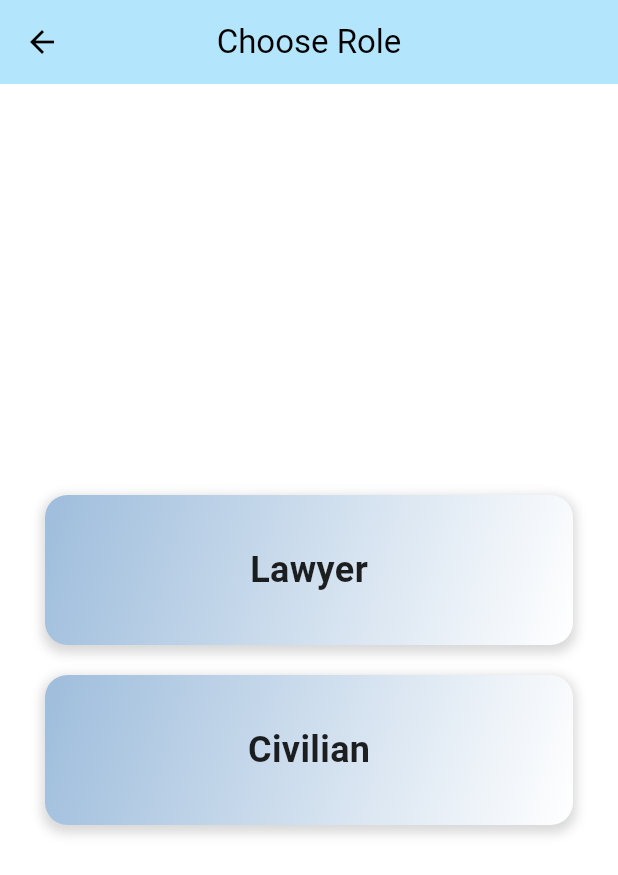
After one commit to malilalilaaa/Veridicta, a Flutter app: the ChooseRoleScreen screen opened directly, on a phone screen of 412 x 824 dp. The commit adds this screen. Shown: the top 875 px of the screen. Run offline on Flutter 3.47's test engine with Material 3 defaults, Android fonts, the phone set to English and light mode, and no system bars; our stand-ins replace calendar_date_picker2, file_picker, flutter_markdown, flutter_rating_stars, geolocator, get and 5 more; missing offline and left inert: agora_uikit, web_socket_client; accounts and stored records are empty; network calls fail.

Commit message:
Add initial screens and video appointment features
- Implement ChooseRoleScreen for role selection with buttons for Lawyer and Civilian.
- Create Logo screen displaying the app logo and name.
- Develop Onboard screen with onboarding animations and navigation to login.
- Add JoinWithCode screen for entering meeting codes.
- Implement NewMeeting screen for generating and sharing meeting codes.
- Create VideoCall screen for handling video calls using Agora SDK.
- Develop VideoHome screen for navigating between creating a new meeting and joining an existing one.
- Include necessary imports and dependencies for new features.

```diff
--- /dev/null
+++ b/lib/initial_screens/choose.dart
@@ -0,0 +1,71 @@
+import 'package:flutter/material.dart';
+import 'package:open_court/utils/Pallete.dart';
+
+class ChooseRoleScreen extends StatelessWidget {
+  const ChooseRoleScreen({super.key});
+
+  @override
+  Widget build(BuildContext context) {
+    return Scaffold(
+      backgroundColor: Colors.white,
+      appBar: AppBar(
+        title: const Text('Choose Role'),
+        centerTitle: true,
+        backgroundColor: Colors.lightBlue[100],
+        elevation: 0,
+      ),
+      body: Padding(
+        padding: const EdgeInsets.symmetric(horizontal: 30.0),
+        child: Column(
+          mainAxisAlignment: MainAxisAlignment.center,
+          children: [
+            RoleButton(title: 'Lawyer'),
+            const SizedBox(height: 20),
+            RoleButton(title: 'Civilian'),
+          ],
+        ),
+      ),
+    );
+  }
+}
+
+class RoleButton extends StatelessWidget {
+  final String title;
+  const RoleButton({required this.title});
+
+  @override
+  Widget build(BuildContext context) {
+    return GestureDetector(
+      onTap: () {
+        // Handle button tap
+        debugPrint('$title button tapped');
+      },
+      child: Container(
+        width: double.infinity,
+        height: 100,
+        decoration: BoxDecoration(
+          gradient: Pallete.bg,
+          borderRadius: BorderRadius.circular(15),
+          boxShadow: [
+            BoxShadow(
+              color: Colors.grey.withOpacity(0.4),
+              spreadRadius: 2,
+              blurRadius: 6,
+              offset: const Offset(0, 3),
+            ),
+          ],
+        ),
+        child: Center(
+          child: Text(
+            title,
+            style: const TextStyle(
+              fontSize: 24,
+              fontWeight: FontWeight.bold,
+              color: Colors.black87,
+            ),
+          ),
+        ),
+      ),
+    );
+  }
+}
--- a/lib/services/login_signup/auth_services.dart
+++ b/lib/services/login_signup/auth_services.dart
@@ -1,7 +1,7 @@
 import 'package:flutter/material.dart';
 import 'package:open_court/model/user.dart';
 import 'package:open_court/providers/user_provider.dart';
-import 'package:open_court/splash/onboard.dart';
+import 'package:open_court/initial_screens/onboard.dart';
 import 'package:open_court/utils/login_signup/constants.dart';
 import 'package:open_court/utils/login_signup/utils.dart';
 import 'package:http/http.dart' as http;
--- a/lib/utils/Pallete.dart
+++ b/lib/utils/Pallete.dart
@@ -12,7 +12,7 @@ class Pallete {
   static const Color sideNav = Color(0xFF7191B2);
   static const Color icon = Color(0xFF7191B2);
   static const Color searchBar = Color.fromARGB(0, 53, 93, 134);
-  static const Color mainfont = Color(0xBCCCDC);
+  static const Color mainfont = Color.fromARGB(0, 37, 66, 97);
   static const Color proButton = Color.fromARGB(255, 90, 121, 152);
   static const Color cardColor = Color.fromARGB(255, 54, 93, 132);
   static const Color footer = Color.fromARGB(255, 160, 195, 230);
--- a/lib/widgets/m.dart
+++ /dev/null
@@ -1 +0,0 @@
-import 'package:flutter/material.dart';
--- a/pubspec.yaml
+++ b/pubspec.yaml
@@ -54,6 +54,9 @@ dependencies:
   intl: ^0.20.2
   calendar_date_picker2: ^2.0.1
   flutter_rating_stars: ^1.1.0
+  get: ^4.7.2
+  share_plus: ^11.0.0
+  agora_uikit: ^1.3.10
 
 
 dev_dependencies:
```
Also changed, not shown: lib/initial_screens/onboard.dart (renamed from lib/splash/onboard.dart, +11 -11 lines), lib/main.dart (+5 -2 lines), lib/user/Auth Screens/user_login.dart (+74 -74 lines), lib/user/Hire_lawyer/appointment_booking.dart (+4 -4 lines), lib/user/Hire_lawyer/video_appointment/join_with_code.dart (added, +66 -0 lines), lib/user/Hire_lawyer/video_appointment/new_call.dart (added, +100 -0 lines), lib/user/Hire_lawyer/video_appointment/video_call.dart (added, +62 -0 lines), lib/user/Hire_lawyer/video_appointment/video_home.dart (added, +59 -0 lines), lib/initial_screens/logo.dart (renamed from lib/splash/logo.dart), pubspec.lock, 8 other files.
